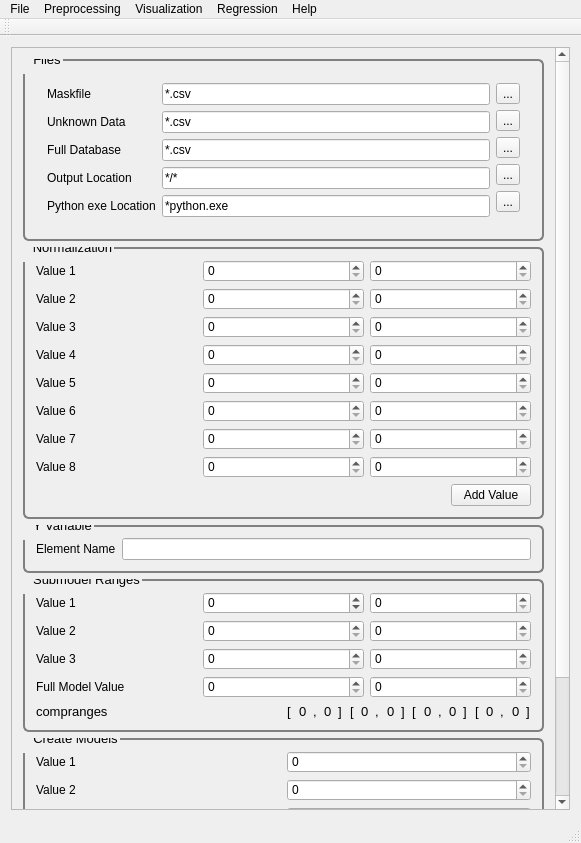
Qt form src/PYSAT_Gui_UI_Forms/02_mainwindow_full.ui (tisaconundrum2/PySAT-GUI) before a commit.
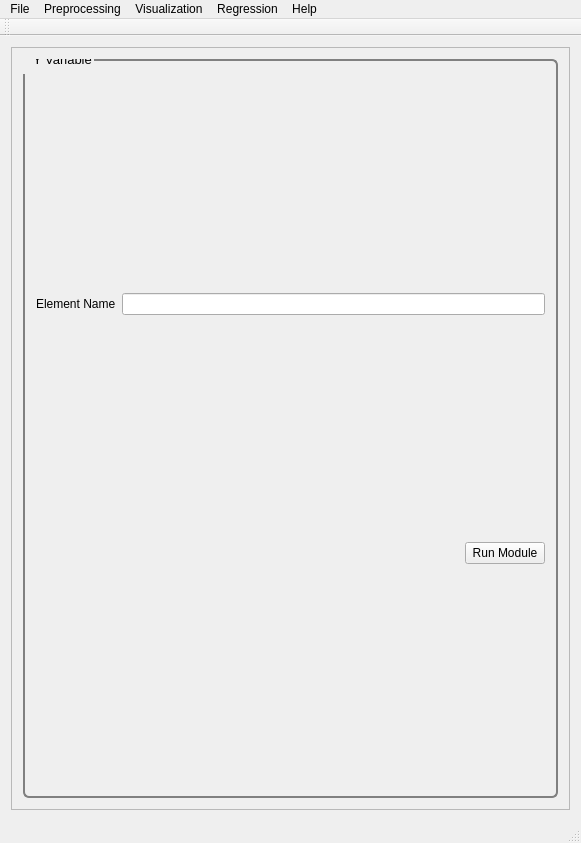
The same form after that commit.

Commit message:
I am going to plcae a button in the code manually
as opposed to coding it. This will probably save time overall.

```diff
--- a/src/PYSAT_Gui_UI_Forms/02_mainwindow_full.ui
+++ b/src/PYSAT_Gui_UI_Forms/02_mainwindow_full.ui
@@ -25,8 +25,8 @@
         <rect>
          <x>0</x>
          <y>0</y>
-         <width>544</width>
-         <height>923</height>
+         <width>561</width>
+         <height>770</height>
         </rect>
        </property>
        <property name="font">
@@ -49,438 +49,6 @@
 </string>
        </property>
        <layout class="QVBoxLayout" name="verticalLayout_8">
-        <item>
-         <widget class="QGroupBox" name="Files">
-          <property name="font">
-           <font>
-            <pointsize>10</pointsize>
-           </font>
-          </property>
-          <property name="title">
-           <string>Files</string>
-          </property>
-          <layout class="QVBoxLayout" name="files">
-           <item>
-            <widget class="QSplitter" name="splitter_2">
-             <property name="orientation">
-              <enum>Qt::Horizontal</enum>
-             </property>
-             <widget class="QWidget" name="layoutWidget">
-              <layout class="QHBoxLayout" name="horizontalLayout">
-               <item>
-                <layout class="QVBoxLayout" name="verticalLayout_6">
-                 <item>
-                  <widget class="QLabel" name="label_3">
-                   <property name="text">
-                    <string>Maskfile</string>
-                   </property>
-                  </widget>
-                 </item>
-                 <item>
-                  <widget class="QLabel" name="label">
-                   <property name="text">
-                    <string>Unknown Data</string>
-                   </property>
-                  </widget>
-                 </item>
-                 <item>
-                  <widget class="QLabel" name="label_2">
-                   <property name="text">
-                    <string>Full Database</string>
-                   </property>
-                  </widget>
-                 </item>
-                 <item>
-                  <widget class="QLabel" name="label_4">
-                   <property name="text">
-                    <string>Output Location</string>
-                   </property>
-                  </widget>
-                 </item>
-                 <item>
-                  <widget class="QLabel" name="label_5">
-                   <property name="text">
-                    <string>Python exe Location</string>
-                   </property>
-                  </widget>
-                 </item>
-                </layout>
-               </item>
-               <item>
-                <layout class="QVBoxLayout" name="verticalLayout_5">
-                 <item>
-                  <widget class="QLineEdit" name="lineEdit">
-                   <property name="text">
-                    <string extracomment="Make this change whenever a new file is selected">*.csv</string>
-                   </property>
-                   <property name="readOnly">
-                    <bool>true</bool>
-                   </property>
-                  </widget>
-                 </item>
-                 <item>
-                  <widget class="QLineEdit" name="lineEdit_2">
-                   <property name="text">
-                    <string extracomment="Make this change whenever a new file is selected">*.csv</string>
-                   </property>
-                   <property name="readOnly">
-                    <bool>true</bool>
-                   </property>
-                  </widget>
-                 </item>
-                 <item>
-                  <widget class="QLineEdit" name="lineEdit_3">
-                   <property name="text">
-                    <string extracomment="Make this change whenever a new file is selected">*.csv</string>
-                   </property>
-                   <property name="readOnly">
-                    <bool>true</bool>
-                   </property>
-                  </widget>
-                 </item>
-                 <item>
-                  <widget class="QLineEdit" name="lineEdit_4">
-                   <property name="text">
-                    <string extracomment="Make this change whenever a new folder is selected">*/*</string>
-                   </property>
-                   <property name="readOnly">
-                    <bool>true</bool>
-                   </property>
-                  </widget>
-                 </item>
-                 <item>
-                  <widget class="QLineEdit" name="lineEdit_6">
-                   <property name="text">
-                    <string extracomment="Make this change whenever a new folder is selected">*python.exe</string>
-                   </property>
-                   <property name="readOnly">
-                    <bool>true</bool>
-                   </property>
-                  </widget>
-                 </item>
-                </layout>
-               </item>
-               <item>
-                <layout class="QVBoxLayout" name="verticalLayout">
-                 <item>
-                  <widget class="QToolButton" name="maskFileButton">
-                   <property name="text">
-                    <string>...</string>
-                   </property>
-                  </widget>
-                 </item>
-                 <item>
-                  <widget class="QToolButton" name="unknownDataButton">
-                   <property name="text">
-                    <string>...</string>
-                   </property>
-                  </widget>
-                 </item>
-                 <item>
-                  <widget class="QToolButton" name="fullDataBaseButton">
-                   <property name="text">
-                    <string>...</string>
-                   </property>
-                  </widget>
-                 </item>
-                 <item>
-                  <widget class="QToolButton" name="outPutLocationButton">
-                   <property name="text">
-                    <string>...</string>
-                   </property>
-                  </widget>
-                 </item>
-                 <item>
-                  <widget class="QToolButton" name="pythonButton">
-                   <property name="text">
-                    <string>...</string>
-                   </property>
-                  </widget>
-                 </item>
-                </layout>
-               </item>
-              </layout>
-             </widget>
-            </widget>
-           </item>
-          </layout>
-         </widget>
-        </item>
-        <item>
-         <widget class="QGroupBox" name="Normalization">
-          <property name="font">
-           <font>
-            <pointsize>10</pointsize>
-           </font>
-          </property>
-          <property name="title">
-           <string>Normalization</string>
-          </property>
-          <layout class="QVBoxLayout" name="verticalLayout_27">
-           <item>
-            <layout class="QVBoxLayout" name="verticalLayout_26">
-             <item>
-              <layout class="QVBoxLayout" name="verticalLayout_2">
-               <item>
-                <layout class="QHBoxLayout" name="horizontalLayout_2">
-                 <item>
-                  <widget class="QLabel" name="norm_label">
-                   <property name="text">
-                    <string>Value 1</string>
-                   </property>
-                  </widget>
-                 </item>
-                 <item>
-                  <widget class="QSpinBox" name="norm_spinBox_9">
-                   <property name="maximum">
-                    <number>1000</number>
-                   </property>
-                  </widget>
-                 </item>
-                 <item>
-                  <widget class="QSpinBox" name="norm_spinBox">
-                   <property name="maximum">
-                    <number>1000</number>
-                   </property>
-                  </widget>
-                 </item>
-                </layout>
-               </item>
-              </layout>
-             </item>
-             <item>
-              <layout class="QVBoxLayout" name="verticalLayout_16">
-               <item>
-                <layout class="QHBoxLayout" name="horizontalLayout_18">
-                 <item>
-                  <widget class="QLabel" name="norm_label_2">
-                   <property name="text">
-                    <string>Value 2</string>
-                   </property>
-                  </widget>
-                 </item>
-                 <item>
-                  <widget class="QSpinBox" name="norm_spinBox_10">
-                   <property name="maximum">
-                    <number>1000</number>
-                   </property>
-                  </widget>
-                 </item>
-                 <item>
-                  <widget class="QSpinBox" name="norm_spinBox_2">
-                   <property name="maximum">
-                    <number>1000</number>
-                   </property>
-                  </widget>
-                 </item>
-                </layout>
-               </item>
-              </layout>
-             </item>
-             <item>
-              <layout class="QVBoxLayout" name="verticalLayout_20">
-               <item>
-                <layout class="QHBoxLayout" name="horizontalLayout_20">
-                 <item>
-                  <widget class="QLabel" name="norm_label_3">
-                   <property name="text">
-                    <string>Value 3</string>
-                   </property>
-                  </widget>
-                 </item>
-                 <item>
-                  <widget class="QSpinBox" name="norm_spinBox_11">
-                   <property name="maximum">
-                    <number>1000</number>
-                   </property>
-                  </widget>
-                 </item>
-                 <item>
-                  <widget class="QSpinBox" name="norm_spinBox_3">
-                   <property name="maximum">
-                    <number>1000</number>
-                   </property>
-                  </widget>
-                 </item>
-                </layout>
-               </item>
-              </layout>
-             </item>
-             <item>
-              <layout class="QVBoxLayout" name="verticalLayout_21">
-               <item>
-                <layout class="QHBoxLayout" name="horizontalLayout_22">
-                 <item>
-                  <widget class="QLabel" name="norm_label_4">
-                   <property name="text">
-                    <string>Value 4</string>
-                   </property>
-                  </widget>
-                 </item>
-                 <item>
-                  <widget class="QSpinBox" name="norm_spinBox_12">
-                   <property name="maximum">
-                    <number>1000</number>
-                   </property>
-                  </widget>
-                 </item>
-                 <item>
-                  <widget class="QSpinBox" name="norm_spinBox_4">
-                   <property name="maximum">
-                    <number>1000</number>
-                   </property>
-                  </widget>
-                 </item>
-                </layout>
-               </item>
-              </layout>
-             </item>
-             <item>
-              <layout class="QVBoxLayout" name="verticalLayout_23">
-               <item>
-                <layout class="QHBoxLayout" name="horizontalLayout_26">
-                 <item>
-                  <widget class="QLabel" name="norm_label_5">
-                   <property name="text">
-                    <string>Value 5</string>
-                   </property>
-                  </widget>
-                 </item>
-                 <item>
-                  <widget class="QSpinBox" name="norm_spinBox_13">
-                   <property name="maximum">
-                    <number>1000</number>
-                   </property>
-                  </widget>
-                 </item>
-                 <item>
-                  <widget class="QSpinBox" name="norm_spinBox_5">
-                   <property name="maximum">
-                    <number>1000</number>
-                   </property>
-                  </widget>
-                 </item>
-                </layout>
-               </item>
-              </layout>
-             </item>
-             <item>
-              <layout class="QVBoxLayout" name="verticalLayout_25">
-               <item>
-                <layout class="QHBoxLayout" name="horizontalLayout_30">
-                 <item>
-                  <widget class="QLabel" name="norm_label_6">
-                   <property name="text">
-                    <string>Value 6</string>
-                   </property>
-                  </widget>
-                 </item>
-                 <item>
-                  <widget class="QSpinBox" name="norm_spinBox_14">
-                   <property name="maximum">
-                    <number>1000</number>
-                   </property>
-                  </widget>
-                 </item>
-                 <item>
-                  <widget class="QSpinBox" name="norm_spinBox_6">
-                   <property name="maximum">
-                    <number>1000</number>
-                   </property>
-                  </widget>
-                 </item>
-                </layout>
-               </item>
-              </layout>
-             </item>
-             <item>
-              <layout class="QVBoxLayout" name="verticalLayout_24">
-               <item>
-                <layout class="QHBoxLayout" name="horizontalLayout_28">
-                 <item>
-                  <widget class="QLabel" name="norm_label_7">
-                   <property name="text">
-                    <string>Value 7</string>
-                   </property>
-                  </widget>
-                 </item>
-                 <item>
-                  <widget class="QSpinBox" name="norm_spinBox_15">
-                   <property name="maximum">
-                    <number>1000</number>
-                   </property>
-                  </widget>
-                 </item>
-                 <item>
-                  <widget class="QSpinBox" name="norm_spinBox_7">
-                   <property name="maximum">
-                    <number>1000</number>
-                   </property>
-                  </widget>
-                 </item>
-                </layout>
-               </item>
-              </layout>
-             </item>
-             <item>
-              <layout class="QVBoxLayout" name="verticalLayout_22">
-               <item>
-                <layout class="QHBoxLayout" name="horizontalLayout_24">
-                 <item>
-                  <widget class="QLabel" name="norm_label_8">
-                   <property name="text">
-                    <string>Value 8</string>
-                   </property>
-                  </widget>
-                 </item>
-                 <item>
-                  <widget class="QSpinBox" name="norm_spinBox_16">
-                   <property name="maximum">
-                    <number>1000</number>
-                   </property>
-                  </widget>
-                 </item>
-                 <item>
-                  <widget class="QSpinBox" name="norm_spinBox_8">
-                   <property name="maximum">
-                    <number>1000</number>
-                   </property>
-                  </widget>
-                 </item>
-                </layout>
-               </item>
-               <item>
-                <layout class="QHBoxLayout" name="horizontalLayout_25">
-                 <item>
-                  <spacer name="horizontalSpacer_6">
-                   <property name="orientation">
-                    <enum>Qt::Horizontal</enum>
-                   </property>
-                   <property name="sizeHint" stdset="0">
-                    <size>
-                     <width>40</width>
-                     <height>20</height>
-                    </size>
-                   </property>
-                  </spacer>
-                 </item>
-                 <item>
-                  <widget class="QPushButton" name="NormValuebutton">
-                   <property name="text">
-                    <string>Add Value</string>
-                   </property>
-                  </widget>
-                 </item>
-                </layout>
-               </item>
-              </layout>
-             </item>
-            </layout>
-           </item>
-          </layout>
-          <zorder></zorder>
-         </widget>
-        </item>
         <item>
          <widget class="QGroupBox" name="CrossValidation">
           <property name="font">
@@ -491,7 +59,7 @@
           <property name="title">
            <string>Y Variable</string>
           </property>
-          <layout class="QVBoxLayout" name="CrossValid">
+          <layout class="QVBoxLayout" name="verticalLayout">
            <item>
             <layout class="QHBoxLayout" name="horizontalLayout_4">
              <item>
@@ -514,605 +82,34 @@
              </item>
             </layout>
            </item>
-          </layout>
-         </widget>
-        </item>
-        <item>
-         <widget class="QGroupBox" name="CompRanges">
-          <property name="font">
-           <font>
-            <pointsize>10</pointsize>
-           </font>
-          </property>
-          <property name="title">
-           <string>Submodel Ranges</string>
-          </property>
-          <layout class="QVBoxLayout" name="verticalLayout_7">
            <item>
-            <layout class="QVBoxLayout" name="verticalLayout_4">
+            <layout class="QHBoxLayout" name="horizontalLayout">
              <item>
-              <layout class="QHBoxLayout" name="horizontalLayout_3">
-               <item>
-                <widget class="QLabel" name="label_80">
-                 <property name="text">
-                  <string>Value 1</string>
-                 </property>
-                </widget>
-               </item>
-               <item>
-                <widget class="QSpinBox" name="comp_range">
-                 <property name="minimum">
-                  <number>-100</number>
-                 </property>
-                 <property name="maximum">
-                  <number>1000</number>
-                 </property>
-                </widget>
-               </item>
-               <item>
-                <widget class="QSpinBox" name="comp_range_2">
-                 <property name="maximum">
-                  <number>1000</number>
-                 </property>
-                </widget>
-               </item>
-              </layout>
-             </item>
-             <item>
-              <layout class="QHBoxLayout" name="horizontalLayout_5">
-               <item>
-                <widget class="QLabel" name="label_81">
-                 <property name="text">
-                  <string>Value 2</string>
-                 </property>
-                </widget>
-               </item>
-               <item>
-                <widget class="QSpinBox" name="comp_range_3">
-                 <property name="maximum">
-                  <number>1000</number>
-                 </property>
-                </widget>
-               </item>
-               <item>
-                <widget class="QSpinBox" name="comp_range_4">
-                 <property name="maximum">
-                  <number>1000</number>
-                 </property>
-                </widget>
-               </item>
-              </layout>
-             </item>
-             <item>
-              <layout class="QHBoxLayout" name="horizontalLayout_7">
-               <item>
-                <widget class="QLabel" name="label_82">
-                 <property name="text">
-                  <string>Value 3</string>
-                 </property>
-                </widget>
-               </item>
-               <item>
-                <widget class="QSpinBox" name="comp_range_5">
-                 <property name="maximum">
-                  <number>1000</number>
-                 </property>
-                </widget>
-               </item>
-               <item>
-                <widget class="QSpinBox" name="comp_range_6">
-                 <property name="maximum">
-                  <number>1000</number>
-                 </property>
-                </widget>
-               </item>
-              </layout>
-             </item>
-             <item>
-              <layout class="QHBoxLayout" name="horizontalLayout_10">
-               <item>
-                <widget class="QLabel" name="label_85">
-                 <property name="text">
-                  <string>Full Model Value</string>
-                 </property>
-                </widget>
-               </item>
-               <item>
-                <widget class="QSpinBox" name="comp_range_7">
-                 <property name="maximum">
-                  <number>1000</number>
-                 </property>
-                </widget>
-               </item>
-               <item>
-                <widget class="QSpinBox" name="comp_range_8">
-                 <property name="maximum">
-                  <number>1000</number>
-                 </property>
-                </widget>
-               </item>
-              </layout>
-             </item>
-            </layout>
-           </item>
-           <item>
-            <layout class="QHBoxLayout" name="horizontalLayout_9">
-             <item>
-              <widget class="QLabel" name="label_40">
-               <property name="font">
-                <font>
-                 <pointsize>10</pointsize>
-                </font>
+              <spacer name="horizontalSpacer">
+               <property name="orientation">
+                <enum>Qt::Horizontal</enum>
                </property>
-               <property name="text">
-                <string>compranges</string>
+               <property name="sizeHint" stdset="0">
+                <size>
+                 <width>40</width>
+                 <height>20</height>
+                </size>
                </property>
-              </widget>
+              </spacer>
              </item>
              <item>
-              <layout class="QHBoxLayout" name="horizontalLayout_6">
-               <item>
-                <widget class="QLabel" name="label_20">
-                 <property name="font">
-                  <font>
-                   <pointsize>10</pointsize>
-                  </font>
-                 </property>
-                 <property name="text">
-                  <string>[</string>
-                 </property>
-                </widget>
-               </item>
-               <item>
-                <widget class="QLabel" name="label_21">
-                 <property name="font">
-                  <font>
-                   <pointsize>10</pointsize>
-                  </font>
-                 </property>
-                 <property name="text">
-                  <string>0</string>
-                 </property>
-                </widget>
-               </item>
-               <item>
-                <widget class="QLabel" name="label_22">
-                 <property name="font">
-                  <font>
-                   <pointsize>10</pointsize>
-                  </font>
-                 </property>
-                 <property name="text">
-                  <string>,</string>
-                 </property>
-                </widget>
-               </item>
-               <item>
-                <widget class="QLabel" name="label_23">
-                 <property name="font">
-                  <font>
-                   <pointsize>10</pointsize>
-                  </font>
-                 </property>
-                 <property name="text">
-                  <string>0</string>
-                 </property>
-                </widget>
-               </item>
-               <item>
-                <widget class="QLabel" name="label_24">
-                 <property name="font">
-                  <font>
-                   <pointsize>10</pointsize>
-                  </font>
-                 </property>
-                 <property name="text">
-                  <string>]</string>
-                 </property>
-                </widget>
-               </item>
-               <item>
-                <widget class="QLabel" name="label_27">
-                 <property name="font">
-                  <font>
-                   <pointsize>10</pointsize>
-                  </font>
-                 </property>
-                 <property name="text">
-                  <string>[</string>
-                 </property>
-                </widget>
-               </item>
-               <item>
-                <widget class="QLabel" name="label_29">
-                 <property name="font">
-                  <font>
-                   <pointsize>10</pointsize>
-                  </font>
-                 </property>
-                 <property name="text">
-                  <string>0</string>
-                 </property>
-                </widget>
-               </item>
-               <item>
-                <widget class="QLabel" name="label_28">
-                 <property name="font">
-                  <font>
-                   <pointsize>10</pointsize>
-                  </font>
-                 </property>
-                 <property name="text">
-                  <string>,</string>
-                 </property>
-                </widget>
-               </item>
-               <item>
-                <widget class="QLabel" name="label_26">
-                 <property name="font">
-                  <font>
-                   <pointsize>10</pointsize>
-                  </font>
-                 </property>
-                 <property name="text">
-                  <string>0</string>
-                 </property>
-                </widget>
-               </item>
-               <item>
-                <widget class="QLabel" name="label_25">
-                 <property name="font">
-                  <font>
-                   <pointsize>10</pointsize>
-                  </font>
-                 </property>
-                 <property name="text">
-                  <string>]</string>
-                 </property>
-                </widget>
-               </item>
-               <item>
-                <widget class="QLabel" name="label_32">
-                 <property name="font">
-                  <font>
-                   <pointsize>10</pointsize>
-                  </font>
-                 </property>
-                 <property name="text">
-                  <string>[</string>
-                 </property>
-                </widget>
-               </item>
-               <item>
-                <widget class="QLabel" name="label_30">
-                 <property name="font">
-                  <font>
-                   <pointsize>10</pointsize>
-                  </font>
-                 </property>
-                 <property name="text">
-                  <string>0</string>
-                 </property>
-                </widget>
-               </item>
-               <item>
-                <widget class="QLabel" name="label_33">
-                 <property name="font">
-                  <font>
-                   <pointsize>10</pointsize>
-                  </font>
-                 </property>
-                 <property name="text">
-                  <string>,</string>
-                 </property>
-                </widget>
-               </item>
-               <item>
-                <widget class="QLabel" name="label_34">
-                 <property name="font">
-                  <font>
-                   <pointsize>10</pointsize>
-                  </font>
-                 </property>
-                 <property name="text">
-                  <string>0</string>
-                 </property>
-                </widget>
-               </item>
-               <item>
-                <widget class="QLabel" name="label_31">
-                 <property name="font">
-                  <font>
-                   <pointsize>10</pointsize>
-                  </font>
-                 </property>
-                 <property name="text">
-                  <string>]</string>
-                 </property>
-                </widget>
-               </item>
-               <item>
-                <widget class="QLabel" name="label_39">
-                 <property name="font">
-                  <font>
-                   <pointsize>10</pointsize>
-                  </font>
-                 </property>
-                 <property name="text">
-                  <string>[</string>
-                 </property>
-                </widget>
-               </item>
-               <item>
-                <widget class="QLabel" name="label_36">
-                 <property name="font">
-                  <font>
-                   <pointsize>10</pointsize>
-                  </font>
-                 </property>
-                 <property name="text">
-                  <string>0</string>
-                 </property>
-                </widget>
-               </item>
-               <item>
-                <widget class="QLabel" name="label_37">
-                 <property name="font">
-                  <font>
-                   <pointsize>10</pointsize>
-                  </font>
-                 </property>
-                 <property name="text">
-                  <string>,</string>
-                 </property>
-                </widget>
-               </item>
-               <item>
-                <widget class="QLabel" name="label_35">
-                 <property name="font">
-                  <font>
-                   <pointsize>10</pointsize>
-                  </font>
-                 </property>
-                 <property name="text">
-                  <string>0</string>
-                 </property>
-                </widget>
-               </item>
-               <item>
-                <widget class="QLabel" name="label_38">
-                 <property name="font">
-                  <font>
-                   <pointsize>10</pointsize>
-                  </font>
-                 </property>
-                 <property name="text">
-                  <string>]</string>
-                 </property>
-                </widget>
-               </item>
-              </layout>
-             </item>
-            </layout>
-           </item>
-          </layout>
-         </widget>
-        </item>
-        <item>
-         <widget class="QGroupBox" name="CreateModels">
-          <property name="font">
-           <font>
-            <pointsize>10</pointsize>
-           </font>
-          </property>
-          <property name="title">
-           <string>Create Models</string>
-          </property>
-          <layout class="QVBoxLayout" name="verticalLayout_17">
-           <item>
-            <layout class="QHBoxLayout" name="horizontalLayout_14">
-             <item>
-              <layout class="QVBoxLayout" name="verticalLayout_18">
-               <item>
-                <widget class="QLabel" name="label_70">
-                 <property name="text">
-                  <string>Value 1</string>
-                 </property>
-                </widget>
-               </item>
-               <item>
-                <widget class="QLabel" name="label_71">
-                 <property name="text">
-                  <string>Value 2</string>
-                 </property>
-                </widget>
-               </item>
-               <item>
-                <widget class="QLabel" name="label_72">
-                 <property name="text">
-                  <string>Value 3</string>
-                 </property>
-                </widget>
-               </item>
-               <item>
-                <widget class="QLabel" name="label_73">
-                 <property name="text">
-                  <string>Value 4</string>
-                 </property>
-                </widget>
-               </item>
-              </layout>
-             </item>
-             <item>
-              <layout class="QVBoxLayout" name="verticalLayout_19">
-               <item>
-                <widget class="QSpinBox" name="create_model_spin">
-                 <property name="maximum">
-                  <number>20</number>
-                 </property>
-                </widget>
-               </item>
-               <item>
-                <widget class="QSpinBox" name="create_model_spin_2">
-                 <property name="maximum">
-                  <number>20</number>
-                 </property>
-                </widget>
-               </item>
-               <item>
-                <widget class="QSpinBox" name="create_model_spin_3">
-                 <property name="maximum">
-                  <number>20</number>
-                 </property>
-                </widget>
-               </item>
-               <item>
-                <widget class="QSpinBox" name="create_model_spin_4">
-                 <property name="maximum">
-                  <number>20</number>
-                 </property>
-                </widget>
-               </item>
-              </layout>
-             </item>
-            </layout>
-           </item>
-           <item>
-            <layout class="QHBoxLayout" name="horizontalLayout_15">
-             <item>
-              <widget class="QLabel" name="label_74">
+              <widget class="QPushButton" name="run_module_files">
                <property name="text">
-                <string>ncs</string>
+                <string>Run Module</string>
                </property>
               </widget>
              </item>
-             <item>
-              <layout class="QHBoxLayout" name="horizontalLayout_16">
-               <item>
-                <widget class="QLabel" name="label_75">
-                 <property name="text">
-                  <string>[</string>
-                 </property>
-                </widget>
-               </item>
-               <item>
-                <widget class="QLabel" name="label_76">
-                 <property name="text">
-                  <string>(</string>
-                 </property>
-                </widget>
-               </item>
-               <item>
-                <widget class="QLabel" name="label_77">
-                 <property name="text">
-                  <string>0</string>
-                 </property>
-                </widget>
-               </item>
-               <item>
-                <widget class="QLabel" name="label_78">
-                 <property name="text">
-                  <string>,</string>
-                 </property>
-                </widget>
-               </item>
-               <item>
-                <widget class="QLabel" name="label_79">
-                 <property name="text">
-                  <string>0</string>
-                 </property>
-                </widget>
-               </item>
-               <item>
-                <widget class="QLabel" name="label_83">
-                 <property name="text">
-                  <string>,</string>
-                 </property>
-                </widget>
-               </item>
-               <item>
-                <widget class="QLabel" name="label_84">
-                 <property name="text">
-                  <string>0</string>
-                 </property>
-                </widget>
-               </item>
-               <item>
-                <widget class="QLabel" name="label_88">
-                 <property name="text">
-                  <string>,</string>
-                 </property>
-                </widget>
-               </item>
-               <item>
-                <widget class="QLabel" name="label_89">
-                 <property name="text">
-                  <string>0</string>
-                 </property>
-                </widget>
-               </item>
-               <item>
-                <widget class="QLabel" name="label_90">
-                 <property name="text">
-                  <string>)</string>
-                 </property>
-                </widget>
-               </item>
-               <item>
-                <widget class="QLabel" name="label_91">
-                 <property name="text">
-                  <string>]</string>
-                 </property>
-                </widget>
-               </item>
-              </layout>
-             </item>
             </layout>
            </item>
           </layout>
          </widget>
         </item>
-        <item>
-         <widget class="QGroupBox" name="OK">
-          <layout class="QHBoxLayout" name="ok">
-           <item>
-            <spacer name="horizontalSpacer_5">
-             <property name="orientation">
-              <enum>Qt::Horizontal</enum>
-             </property>
-             <property name="sizeHint" stdset="0">
-              <size>
-               <width>40</width>
-               <height>20</height>
-              </size>
-             </property>
-            </spacer>
-           </item>
-           <item>
-            <widget class="QPushButton" name="okButton">
-             <property name="font">
-              <font>
-               <pointsize>8</pointsize>
-              </font>
-             </property>
-             <property name="mouseTracking">
-              <bool>false</bool>
-             </property>
-             <property name="text">
-              <string>OK</string>
-             </property>
-            </widget>
-           </item>
-          </layout>
-         </widget>
-        </item>
        </layout>
-       <zorder>Files</zorder>
-       <zorder>OK</zorder>
-       <zorder>CrossValidation</zorder>
-       <zorder>CreateModels</zorder>
-       <zorder>Normalization</zorder>
-       <zorder>CompRanges</zorder>
       </widget>
      </widget>
     </item>
```
Left out of the diff: 195 changed lines with no effect on the pictures. The commit also changes 1 other file.
